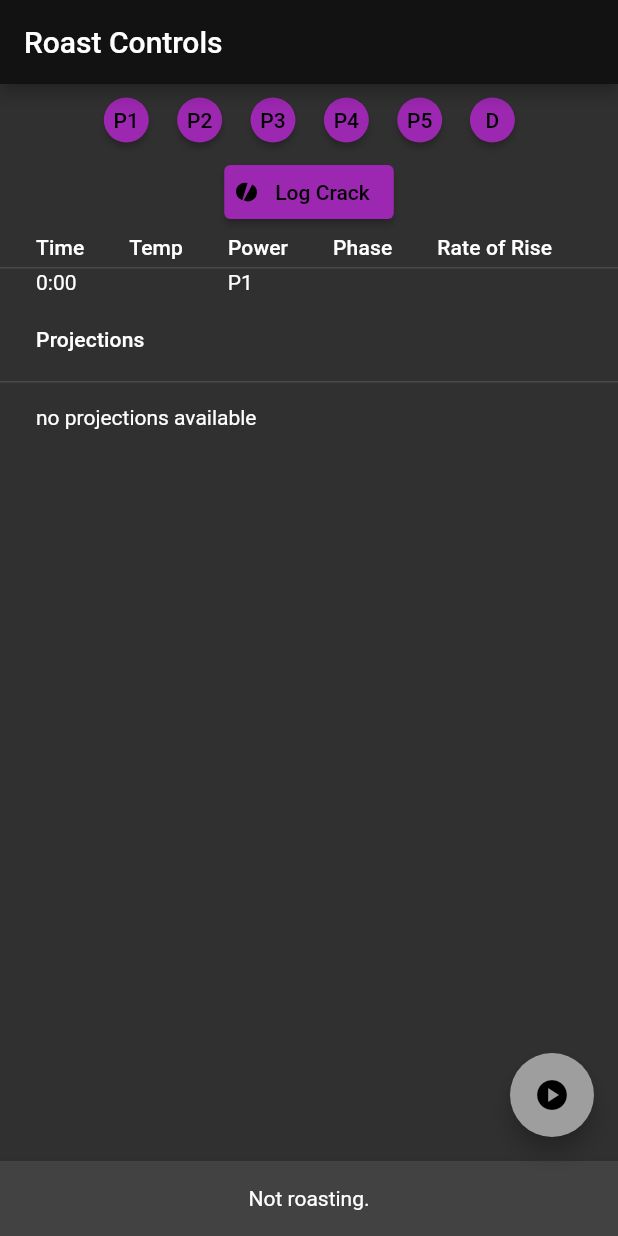
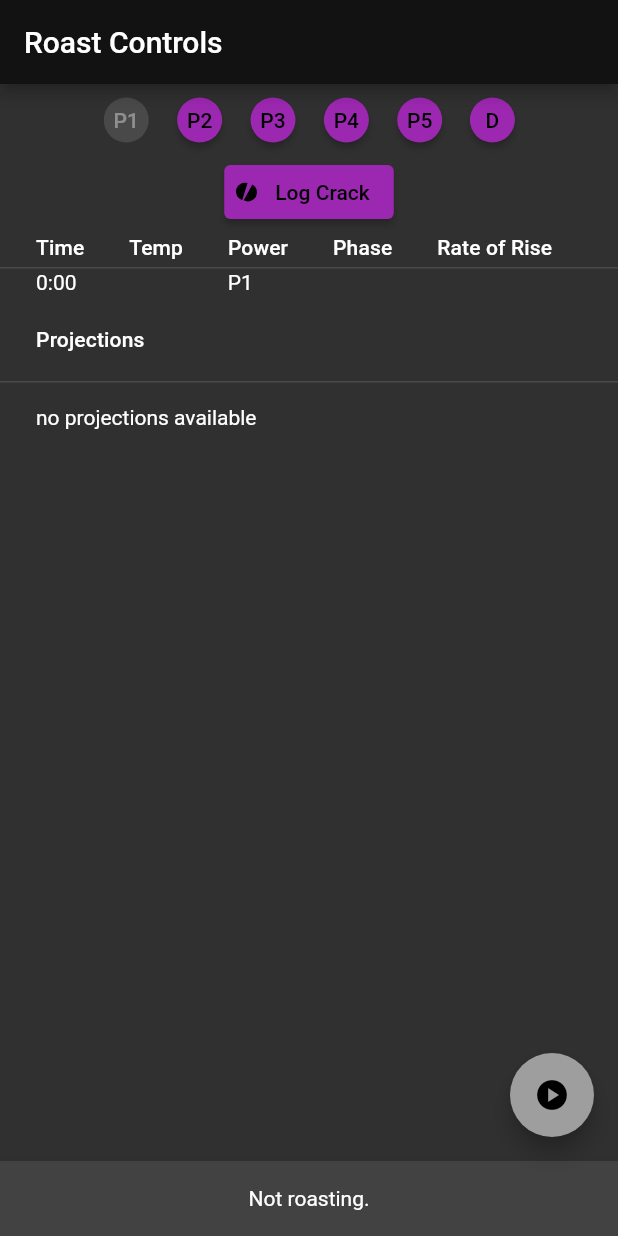
Before and after one commit to MichaelRFairhurst/BehtterRoasts, a Flutter app: the TimerPage screen opened by its route, after a tap on "P1", on a phone screen of 412 x 824 dp. Run offline on Flutter 3.47's test engine with Material 2 defaults, Android fonts, the phone set to English and light mode, and no system bars; our stand-ins replace flutter_riverpod, freezed_annotation, go_router.

Commit message:
Highlight current power in control buttons

```diff
--- /dev/null
+++ b/lib/src/timer/widgets/control_button.dart
@@ -0,0 +1,45 @@
+import 'package:behmor_roast/src/roast/models/control_log.dart';
+import 'package:behmor_roast/src/timer/providers.dart';
+import 'package:flutter/material.dart';
+import 'package:flutter_riverpod/flutter_riverpod.dart';
+
+class ControlButton extends ConsumerWidget {
+  final Control control;
+
+  const ControlButton({
+    required this.control,
+    super.key,
+  });
+
+  @override
+  Widget build(BuildContext context, WidgetRef ref) {
+    final controls = ref.watch(controlLogsProvider);
+
+    final pwrLevel = controls
+        .cast<ControlLog?>()
+        .lastWhere((c) => c?.control != Control.d, orElse: () => null)
+        ?.control;
+
+    return ElevatedButton(
+      style: ElevatedButton.styleFrom(
+        shape: const CircleBorder(),
+        minimumSize: const Size(30, 30),
+      ),
+      onPressed: pwrLevel == control
+          ? null
+          : () {
+              final tService = ref.read(timerServiceProvider);
+              final now = tService.elapsed() ?? const Duration(seconds: 0);
+              final newLog = ControlLog(
+                time: now,
+                control: control,
+              );
+
+              ref
+                  .read(controlLogsProvider.notifier)
+                  .update((ls) => ls.toList()..add(newLog));
+            },
+      child: Text(control.toString().replaceAll('Control.', '').toUpperCase()),
+    );
+  }
+}
--- a/lib/src/timer/widgets/controls_widget.dart
+++ b/lib/src/timer/widgets/controls_widget.dart
@@ -1,6 +1,7 @@
 import 'package:behmor_roast/src/roast/models/control_log.dart';
 import 'package:behmor_roast/src/roast/models/phase_log.dart';
 import 'package:behmor_roast/src/timer/providers.dart';
+import 'package:behmor_roast/src/timer/widgets/control_button.dart';
 import 'package:behmor_roast/src/util/widgets/crack_icon.dart';
 import 'package:flutter/material.dart';
 import 'package:flutter_riverpod/flutter_riverpod.dart';
@@ -10,33 +11,20 @@ class ControlsWidget extends ConsumerWidget {
 
   @override
   Widget build(BuildContext context, WidgetRef ref) {
-    void Function() handle(Control control) {
-      return () {
-        final tService = ref.read(timerServiceProvider);
-        final now = tService.elapsed() ?? const Duration(seconds: 0);
-        final newLog = ControlLog(
-          time: now,
-          control: control
-        );
-
-        ref.read(controlLogsProvider.notifier).update((ls) => ls.toList()..add(newLog));
-      };
-    }
-
     return Column(
       children: [
         Wrap(
-          children: [
-            button('P1', handle(Control.p1)),
-            button('P2', handle(Control.p2)),
-            button('P3', handle(Control.p3)),
-            button('P4', handle(Control.p4)),
-            button('P5', handle(Control.p5)),
-            button('D', handle(Control.d)),
+          children: const [
+            ControlButton(control: Control.p1),
+            ControlButton(control: Control.p2),
+            ControlButton(control: Control.p3),
+            ControlButton(control: Control.p4),
+            ControlButton(control: Control.p5),
+            ControlButton(control: Control.d),
           ],
         ),
         ElevatedButton.icon(
-          icon: CrackIcon(),
+          icon: const CrackIcon(),
           //icon: const Icon(Icons.wb_sunny),
           //icon: Icon(Icons.flare),
           //icon: Icon(Icons.upcoming),
```
